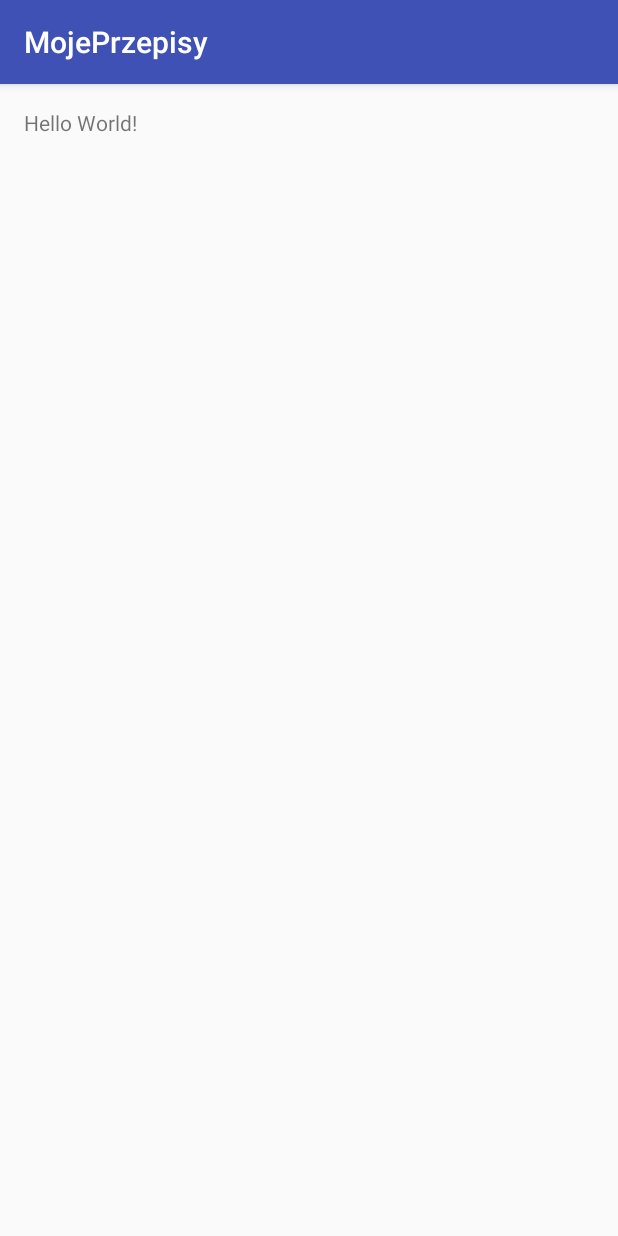
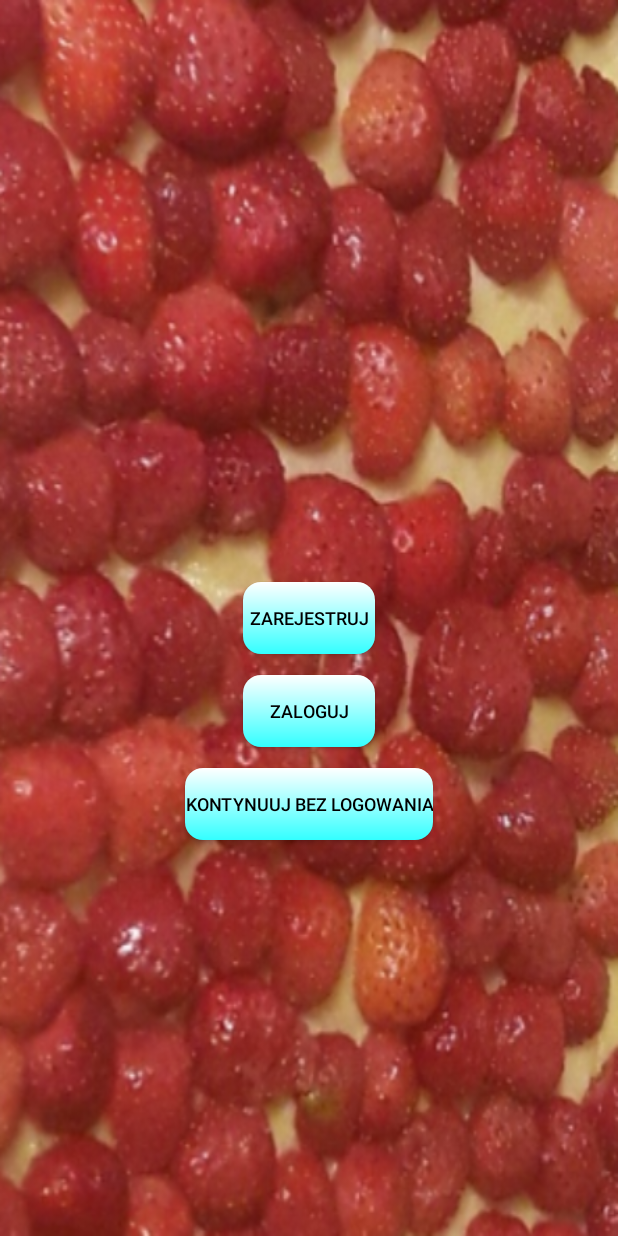
Before and after one commit to HelAsia/MojePrzepisy, an Android app: the screen it shows after launch (MainActivity before the commit, HomePage after it), on a phone screen of 412 x 824 dp. Run offline under Robolectric (Android 15) with nearby library versions, the phone set to English and light mode, and no system bars.

Commit message:
Welcome page and home page have been created

```diff
--- a/mobile/app/src/main/java/com/moje/przepisy/mojeprzepisy/MainActivity.java
+++ b/mobile/app/src/main/java/com/moje/przepisy/mojeprzepisy/HomePage.java
@@ -3,11 +3,11 @@ package com.moje.przepisy.mojeprzepisy;
 import android.support.v7.app.AppCompatActivity;
 import android.os.Bundle;
 
-public class MainActivity extends AppCompatActivity {
+public class HomePage extends AppCompatActivity {
 
   @Override
   protected void onCreate(Bundle savedInstanceState) {
     super.onCreate(savedInstanceState);
-    setContentView(R.layout.activity_main);
+    setContentView(R.layout.activity_home_page);
   }
 }
--- /dev/null
+++ b/mobile/app/src/main/java/com/moje/przepisy/mojeprzepisy/WelcomePage.java
@@ -0,0 +1,30 @@
+package com.moje.przepisy.mojeprzepisy;
+
+import android.content.Intent;
+import android.support.v7.app.AppCompatActivity;
+import android.os.Bundle;
+
+public class WelcomePage extends AppCompatActivity {
+
+  @Override
+  protected void onCreate(Bundle savedInstanceState) {
+    super.onCreate(savedInstanceState);
+    setContentView(R.layout.welcome_page_activity);
+
+    Thread timer = new Thread() {
+      public void run() {
+        try {
+          sleep(1500);
+        }catch (InterruptedException e){
+          e.printStackTrace();
+        }finally {
+
+          Intent intent = new Intent();
+          intent.setClass(WelcomePage.this, HomePage.class);
+          startActivity(intent);
+        }
+      }
+    };
+    timer.start();
+  }
+}
--- /dev/null
+++ b/mobile/app/src/main/res/drawable/home_page_buttons.xml
@@ -0,0 +1,10 @@
+<?xml version="1.0" encoding="utf-8"?>
+<shape xmlns:android="http://schemas.android.com/apk/res/android"
+  android:shape="rectangle">
+  <gradient
+    android:startColor="@color/white"
+    android:endColor="@color/aqua"
+    android:angle="-90"/>
+  <corners android:radius="12dp"/>
+
+</shape>
--- /dev/null
+++ b/mobile/app/src/main/res/layout/activity_home_page.xml
@@ -0,0 +1,51 @@
+<?xml version="1.0" encoding="utf-8"?>
+<RelativeLayout
+  xmlns:android="http://schemas.android.com/apk/res/android"
+  xmlns:tools="http://schemas.android.com/tools"
+  android:id="@+id/activity_home_page"
+  android:layout_width="match_parent"
+  android:layout_height="match_parent"
+  android:paddingTop="@dimen/activity_vertical_margin"
+  android:paddingBottom="@dimen/activity_vertical_margin"
+  android:paddingLeft="@dimen/activity_horizontal_margin"
+  android:paddingRight="@dimen/activity_horizontal_margin"
+  tools:context="com.moje.przepisy.mojeprzepisy.HomePage"
+  android:background="@drawable/startowa">
+
+
+  <Button
+    android:text="@string/register"
+    android:textSize="@dimen/buttons_text_size"
+    android:layout_width="wrap_content"
+    android:layout_height="wrap_content"
+    android:layout_centerVertical="true"
+    android:layout_centerHorizontal="true"
+    android:id="@+id/register_button"
+    android:background="@drawable/home_page_buttons"
+    android:textColor="@color/black"
+    android:shadowColor="@color/aqua"/>
+  <Button
+    android:text="@string/login"
+    android:textSize="@dimen/buttons_text_size"
+    android:layout_width="wrap_content"
+    android:layout_height="wrap_content"
+    android:layout_below="@+id/register_button"
+    android:layout_marginTop="@dimen/gap_between_buttons"
+    android:background="@drawable/home_page_buttons"
+    android:layout_centerVertical="true"
+    android:layout_centerHorizontal="true"
+    android:textColor="@color/black"
+    android:id="@+id/login_button"/>
+  <Button
+    android:text="@string/without_login_register"
+    android:textSize="@dimen/buttons_text_size"
+    android:layout_width="wrap_content"
+    android:layout_height="wrap_content"
+    android:layout_below="@+id/login_button"
+    android:background="@drawable/home_page_buttons"
+    android:layout_marginTop="@dimen/gap_between_buttons"
+    android:layout_centerVertical="true"
+    android:layout_centerHorizontal="true"
+    android:textColor="@color/black"
+    android:id="@+id/no_login_button"/>
+</RelativeLayout>
--- a/mobile/app/src/main/res/layout/activity_main.xml
+++ /dev/null
@@ -1,18 +0,0 @@
-<?xml version="1.0" encoding="utf-8"?>
-<RelativeLayout
-  xmlns:android="http://schemas.android.com/apk/res/android"
-  xmlns:tools="http://schemas.android.com/tools"
-  android:id="@+id/activity_main"
-  android:layout_width="match_parent"
-  android:layout_height="match_parent"
-  android:paddingTop="@dimen/activity_vertical_margin"
-  android:paddingBottom="@dimen/activity_vertical_margin"
-  android:paddingLeft="@dimen/activity_horizontal_margin"
-  android:paddingRight="@dimen/activity_horizontal_margin"
-  tools:context="com.moje.przepisy.mojeprzepisy.MainActivity">
-
-  <TextView
-    android:layout_width="wrap_content"
-    android:layout_height="wrap_content"
-    android:text="Hello World!"/>
-</RelativeLayout>
--- a/mobile/app/src/main/res/values/colors.xml
+++ b/mobile/app/src/main/res/values/colors.xml
@@ -3,4 +3,8 @@
   <color name="colorPrimary">#3F51B5</color>
   <color name="colorPrimaryDark">#303F9F</color>
   <color name="colorAccent">#FF4081</color>
+  <color name="black">#000000</color>
+  <color name="white">#FFFFFF</color>
+  <color name="aqua">#33ffff</color>
+
 </resources>
--- a/mobile/app/src/main/res/values/dimens.xml
+++ b/mobile/app/src/main/res/values/dimens.xml
@@ -2,4 +2,8 @@
   <!-- Default screen margins, per the Android Design guidelines. -->
   <dimen name="activity_horizontal_margin">16dp</dimen>
   <dimen name="activity_vertical_margin">16dp</dimen>
+  <dimen name="welcome_text_size">30sp</dimen>
+  <dimen name="author_text_size">15sp</dimen>
+  <dimen name="buttons_text_size">12sp</dimen>
+  <dimen name="gap_between_buttons">14sp</dimen>
 </resources>
--- a/mobile/app/src/main/res/values/strings.xml
+++ b/mobile/app/src/main/res/values/strings.xml
@@ -1,3 +1,8 @@
 <resources>
   <string name="app_name">MojePrzepisy</string>
+  <string name="welcome_text">Domowe przepisy</string>
+  <string name="author">Joanna Heluszka</string>
+  <string name="register">Zarejestruj</string>
+  <string name="login">Zaloguj</string>
+  <string name="without_login_register">Kontynuuj bez logowania</string>
 </resources>
--- /dev/null
+++ b/mobile/app/src/main/res/values/themes.xml
@@ -0,0 +1,6 @@
+<?xml version="1.0" encoding="utf-8"?>
+<resources>
+  <style name="WelcomePage" parent="Theme.AppCompat.NoActionBar"/>
+  @style/AppTheme"
+
+</resources>
```
Also changed, not shown: mobile/app/src/main/AndroidManifest.xml (+18 -1 lines), mobile/app/src/main/res/layout/welcome_page_activity.xml (added, +34 -0 lines), mobile/app/src/main/res/drawable/startowa.jpg (added), 2 other files.
